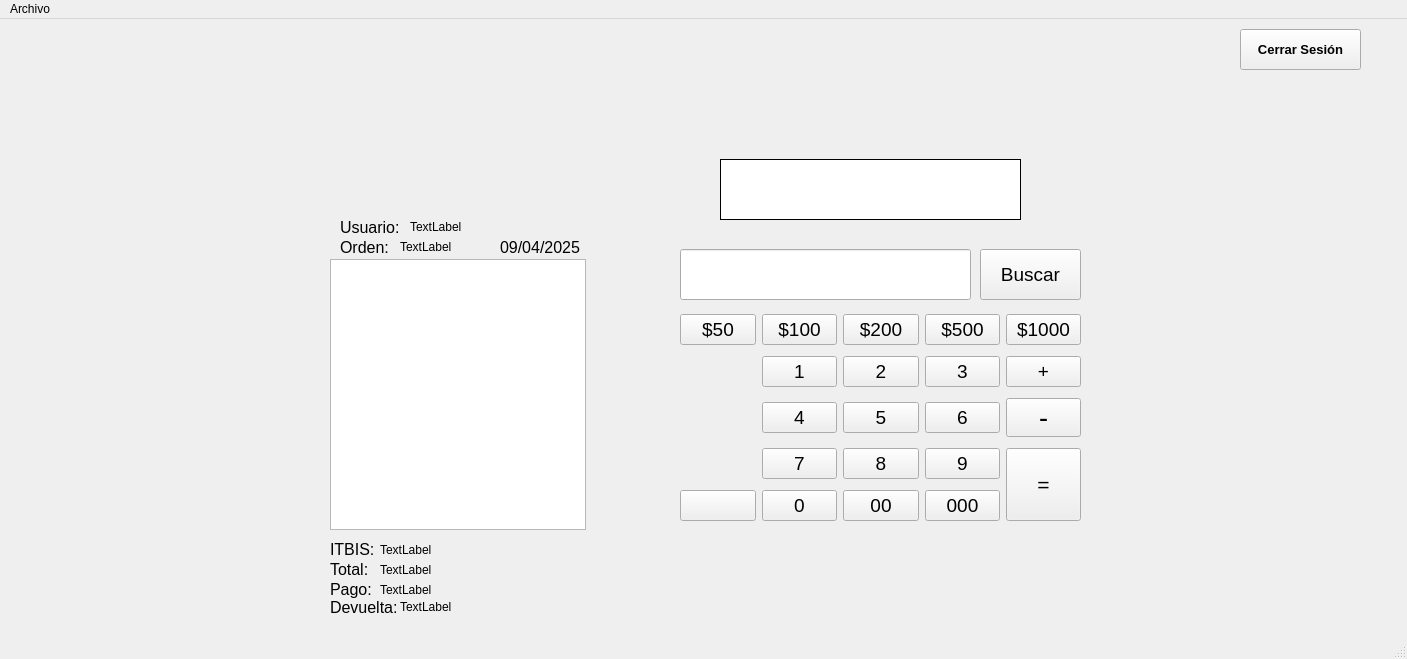
Above: ui/caja.ui from Moises024/sistema_de_caja before the change. Below: the same form after it.
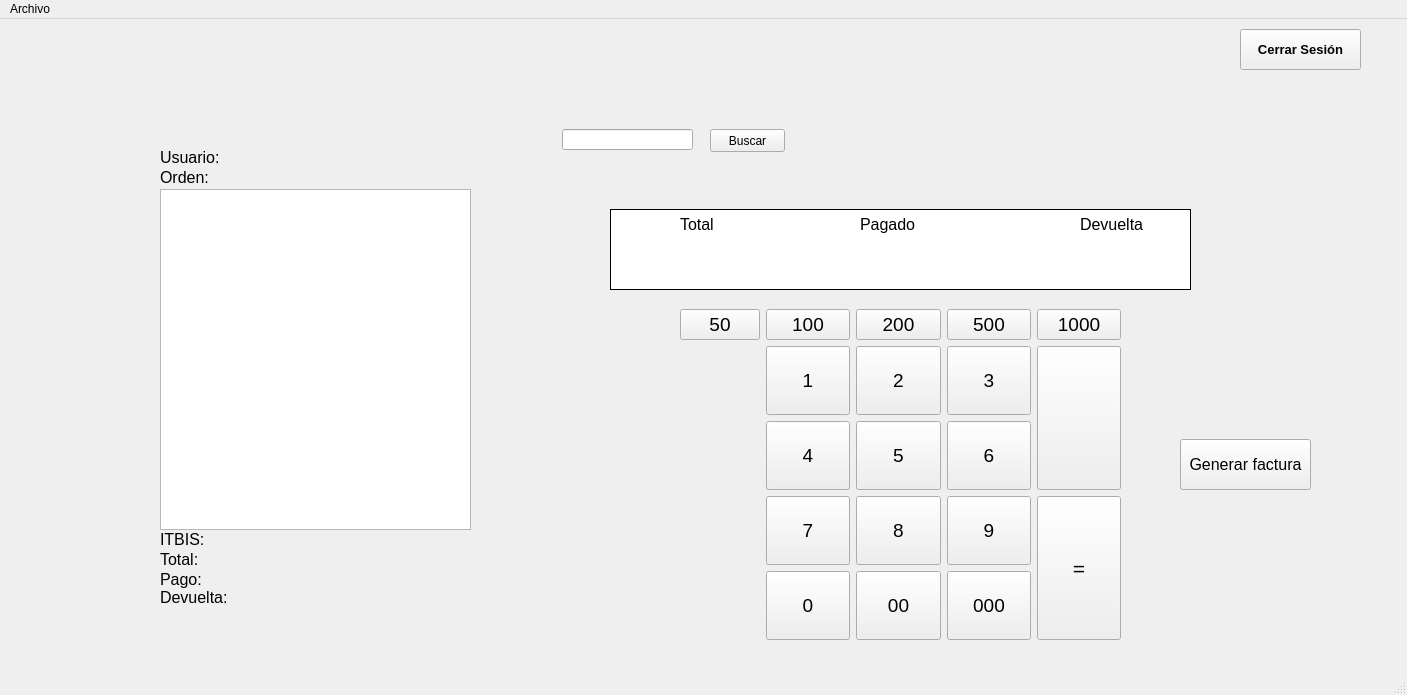
That is the form after the change. Icons and pictures are not drawn.

Commit message: feat/botones de caja

Patch:
```diff
--- a/ui/caja.ui
+++ b/ui/caja.ui
@@ -7,7 +7,7 @@
     <x>0</x>
     <y>0</y>
     <width>1407</width>
-    <height>659</height>
+    <height>695</height>
    </rect>
   </property>
   <property name="windowTitle">
@@ -17,8 +17,8 @@
    <widget class="QLabel" name="label">
     <property name="geometry">
      <rect>
-      <x>340</x>
-      <y>200</y>
+      <x>160</x>
+      <y>130</y>
       <width>71</width>
       <height>16</height>
      </rect>
@@ -37,13 +37,19 @@
      <rect>
       <x>680</x>
       <y>290</y>
-      <width>401</width>
-      <height>218</height>
+      <width>441</width>
+      <height>331</height>
      </rect>
     </property>
     <layout class="QGridLayout" name="gridLayout">
      <item row="4" column="3">
       <widget class="QPushButton" name="btn_000">
+       <property name="sizePolicy">
+        <sizepolicy hsizetype="Expanding" vsizetype="Preferred">
+         <horstretch>0</horstretch>
+         <verstretch>0</verstretch>
+        </sizepolicy>
+       </property>
        <property name="font">
         <font>
          <pointsize>14</pointsize>
@@ -56,6 +62,12 @@
      </item>
      <item row="4" column="1">
       <widget class="QPushButton" name="btn_0">
+       <property name="sizePolicy">
+        <sizepolicy hsizetype="Expanding" vsizetype="Preferred">
+         <horstretch>0</horstretch>
+         <verstretch>0</verstretch>
+        </sizepolicy>
+       </property>
        <property name="font">
         <font>
          <pointsize>14</pointsize>
@@ -69,7 +81,7 @@
      <item row="3" column="4" rowspan="2">
       <widget class="QPushButton" name="btn_igual">
        <property name="sizePolicy">
-        <sizepolicy hsizetype="MinimumExpanding" vsizetype="MinimumExpanding">
+        <sizepolicy hsizetype="MinimumExpanding" vsizetype="Preferred">
          <horstretch>0</horstretch>
          <verstretch>0</verstretch>
         </sizepolicy>
@@ -86,6 +98,12 @@
      </item>
      <item row="2" column="2">
       <widget class="QPushButton" name="btn_5">
+       <property name="sizePolicy">
+        <sizepolicy hsizetype="MinimumExpanding" vsizetype="Preferred">
+         <horstretch>0</horstretch>
+         <verstretch>0</verstretch>
+        </sizepolicy>
+       </property>
        <property name="font">
         <font>
          <pointsize>14</pointsize>
@@ -98,6 +116,12 @@
      </item>
      <item row="1" column="2">
       <widget class="QPushButton" name="btn_2">
+       <property name="sizePolicy">
+        <sizepolicy hsizetype="MinimumExpanding" vsizetype="Preferred">
+         <horstretch>0</horstretch>
+         <verstretch>0</verstretch>
+        </sizepolicy>
+       </property>
        <property name="font">
         <font>
          <pointsize>14</pointsize>
@@ -110,6 +134,12 @@
      </item>
      <item row="2" column="1">
       <widget class="QPushButton" name="btn_4">
+       <property name="sizePolicy">
+        <sizepolicy hsizetype="Minimum" vsizetype="Preferred">
+         <horstretch>0</horstretch>
+         <verstretch>0</verstretch>
+        </sizepolicy>
+       </property>
        <property name="font">
         <font>
          <pointsize>14</pointsize>
@@ -122,6 +152,12 @@
      </item>
      <item row="1" column="3">
       <widget class="QPushButton" name="btn_3">
+       <property name="sizePolicy">
+        <sizepolicy hsizetype="MinimumExpanding" vsizetype="Preferred">
+         <horstretch>0</horstretch>
+         <verstretch>0</verstretch>
+        </sizepolicy>
+       </property>
        <property name="font">
         <font>
          <pointsize>14</pointsize>
@@ -134,6 +170,12 @@
      </item>
      <item row="2" column="3">
       <widget class="QPushButton" name="btn_6">
+       <property name="sizePolicy">
+        <sizepolicy hsizetype="MinimumExpanding" vsizetype="Preferred">
+         <horstretch>0</horstretch>
+         <verstretch>0</verstretch>
+        </sizepolicy>
+       </property>
        <property name="font">
         <font>
          <pointsize>14</pointsize>
@@ -146,6 +188,12 @@
      </item>
      <item row="3" column="2">
       <widget class="QPushButton" name="btn_8">
+       <property name="sizePolicy">
+        <sizepolicy hsizetype="MinimumExpanding" vsizetype="Preferred">
+         <horstretch>0</horstretch>
+         <verstretch>0</verstretch>
+        </sizepolicy>
+       </property>
        <property name="font">
         <font>
          <pointsize>14</pointsize>
@@ -156,18 +204,6 @@
        </property>
       </widget>
      </item>
-     <item row="1" column="4">
-      <widget class="QPushButton" name="btn_suma">
-       <property name="font">
-        <font>
-         <pointsize>14</pointsize>
-        </font>
-       </property>
-       <property name="text">
-        <string>+</string>
-       </property>
-      </widget>
-     </item>
      <item row="0" column="0">
       <widget class="QPushButton" name="btn_valor_1">
        <property name="font">
@@ -176,7 +212,7 @@
         </font>
        </property>
        <property name="text">
-        <string>$50</string>
+        <string>50</string>
        </property>
       </widget>
      </item>
@@ -188,12 +224,18 @@
         </font>
        </property>
        <property name="text">
-        <string>$1000</string>
+        <string>1000</string>
        </property>
       </widget>
      </item>
      <item row="1" column="1">
       <widget class="QPushButton" name="btn_1">
+       <property name="sizePolicy">
+        <sizepolicy hsizetype="MinimumExpanding" vsizetype="Preferred">
+         <horstretch>0</horstretch>
+         <verstretch>0</verstretch>
+        </sizepolicy>
+       </property>
        <property name="font">
         <font>
          <pointsize>14</pointsize>
@@ -212,29 +254,7 @@
         </font>
        </property>
        <property name="text">
-        <string>$500</string>
-       </property>
-      </widget>
-     </item>
-     <item row="4" column="0">
-      <widget class="QPushButton" name="btn_borrar">
-       <property name="font">
-        <font>
-         <pointsize>14</pointsize>
-        </font>
-       </property>
-       <property name="text">
-        <string/>
-       </property>
-       <property name="icon">
-        <iconset>
-         <normaloff>../img/elimina.png</normaloff>../img/elimina.png</iconset>
-       </property>
-       <property name="iconSize">
-        <size>
-         <width>30</width>
-         <height>24</height>
-        </size>
+        <string>500</string>
        </property>
       </widget>
      </item>
@@ -246,7 +266,7 @@
         </font>
        </property>
        <property name="text">
-        <string>$100</string>
+        <string>100</string>
        </property>
       </widget>
      </item>
@@ -258,12 +278,18 @@
         </font>
        </property>
        <property name="text">
-        <string>$200</string>
+        <string>200</string>
        </property>
       </widget>
      </item>
      <item row="3" column="1">
       <widget class="QPushButton" name="btn_7">
+       <property name="sizePolicy">
+        <sizepolicy hsizetype="MinimumExpanding" vsizetype="Preferred">
+         <horstretch>0</horstretch>
+         <verstretch>0</verstretch>
+        </sizepolicy>
+       </property>
        <property name="font">
         <font>
          <pointsize>14</pointsize>
@@ -274,20 +300,14 @@
        </property>
       </widget>
      </item>
-     <item row="2" column="4">
-      <widget class="QPushButton" name="btn_resta">
-       <property name="font">
-        <font>
-         <pointsize>20</pointsize>
-        </font>
-       </property>
-       <property name="text">
-        <string>-</string>
-       </property>
-      </widget>
-     </item>
      <item row="4" column="2">
       <widget class="QPushButton" name="btn_00">
+       <property name="sizePolicy">
+        <sizepolicy hsizetype="Expanding" vsizetype="Preferred">
+         <horstretch>0</horstretch>
+         <verstretch>0</verstretch>
+        </sizepolicy>
+       </property>
        <property name="font">
         <font>
          <pointsize>14</pointsize>
@@ -300,6 +320,12 @@
      </item>
      <item row="3" column="3">
       <widget class="QPushButton" name="btn_9">
+       <property name="sizePolicy">
+        <sizepolicy hsizetype="MinimumExpanding" vsizetype="Preferred">
+         <horstretch>0</horstretch>
+         <verstretch>0</verstretch>
+        </sizepolicy>
+       </property>
        <property name="font">
         <font>
          <pointsize>14</pointsize>
@@ -310,13 +336,41 @@
        </property>
       </widget>
      </item>
+     <item row="1" column="4" rowspan="2">
+      <widget class="QPushButton" name="btn_borrar">
+       <property name="sizePolicy">
+        <sizepolicy hsizetype="MinimumExpanding" vsizetype="Preferred">
+         <horstretch>0</horstretch>
+         <verstretch>0</verstretch>
+        </sizepolicy>
+       </property>
+       <property name="font">
+        <font>
+         <pointsize>14</pointsize>
+        </font>
+       </property>
+       <property name="text">
+        <string/>
+       </property>
+       <property name="icon">
+        <iconset>
+         <normaloff>../img/elimina.png</normaloff>../img/elimina.png</iconset>
+       </property>
+       <property name="iconSize">
+        <size>
+         <width>30</width>
+         <height>24</height>
+        </size>
+       </property>
+      </widget>
+     </item>
     </layout>
    </widget>
    <widget class="QLabel" name="label_2">
     <property name="geometry">
      <rect>
-      <x>340</x>
-      <y>220</y>
+      <x>160</x>
+      <y>150</y>
       <width>61</width>
       <height>16</height>
      </rect>
@@ -333,10 +387,10 @@
    <widget class="QLabel" name="pantalla">
     <property name="geometry">
      <rect>
-      <x>720</x>
-      <y>140</y>
-      <width>301</width>
-      <height>61</height>
+      <x>610</x>
+      <y>190</y>
+      <width>581</width>
+      <height>81</height>
      </rect>
     </property>
     <property name="styleSheet">
@@ -351,81 +405,47 @@
    <widget class="QLabel" name="pago">
     <property name="geometry">
      <rect>
-      <x>380</x>
-      <y>560</y>
+      <x>210</x>
+      <y>550</y>
       <width>61</width>
       <height>21</height>
      </rect>
     </property>
     <property name="text">
-     <string>TextLabel</string>
-    </property>
-   </widget>
-   <widget class="QPushButton" name="btn_buscar">
-    <property name="geometry">
-     <rect>
-      <x>980</x>
-      <y>230</y>
-      <width>101</width>
-      <height>51</height>
-     </rect>
-    </property>
-    <property name="font">
-     <font>
-      <pointsize>14</pointsize>
-     </font>
-    </property>
-    <property name="text">
-     <string>Buscar</string>
-    </property>
-    <property name="iconSize">
-     <size>
-      <width>30</width>
-      <height>24</height>
-     </size>
+     <string/>
     </property>
    </widget>
    <widget class="QLabel" name="itbis">
     <property name="geometry">
      <rect>
-      <x>380</x>
-      <y>520</y>
+      <x>210</x>
+      <y>510</y>
       <width>81</width>
       <height>21</height>
      </rect>
     </property>
     <property name="text">
-     <string>TextLabel</string>
+     <string/>
     </property>
    </widget>
    <widget class="QLabel" name="total">
     <property name="geometry">
      <rect>
-      <x>380</x>
-      <y>540</y>
+      <x>210</x>
+      <y>530</y>
       <width>81</width>
       <height>21</height>
      </rect>
     </property>
     <property name="text">
-     <string>TextLabel</string>
-    </property>
-   </widget>
-   <widget class="QLineEdit" name="input_buscar">
-    <property name="geometry">
-     <rect>
-      <x>680</x>
-      <y>230</y>
-      <width>291</width>
-      <height>51</height>
-     </rect>
+     <string/>
     </property>
    </widget>
    <widget class="QLabel" name="label_6">
     <property name="geometry">
      <rect>
-      <x>330</x>
-      <y>580</y>
+      <x>160</x>
+      <y>570</y>
       <width>71</width>
       <height>16</height>
      </rect>
@@ -442,8 +462,8 @@
    <widget class="QLabel" name="label_3">
     <property name="geometry">
      <rect>
-      <x>330</x>
-      <y>520</y>
+      <x>160</x>
+      <y>510</y>
       <width>47</width>
       <height>20</height>
      </rect>
@@ -460,8 +480,8 @@
    <widget class="QLabel" name="fecha">
     <property name="geometry">
      <rect>
-      <x>500</x>
-      <y>220</y>
+      <x>380</x>
+      <y>150</y>
       <width>91</width>
       <height>16</height>
      </rect>
@@ -472,63 +492,63 @@
      </font>
     </property>
     <property name="text">
-     <string>09/04/2025</string>
+     <string/>
     </property>
    </widget>
    <widget class="QLabel" name="nombre_usuario">
     <property name="geometry">
      <rect>
-      <x>410</x>
-      <y>200</y>
+      <x>230</x>
+      <y>130</y>
       <width>71</width>
       <height>16</height>
      </rect>
     </property>
     <property name="text">
-     <string>TextLabel</string>
+     <string/>
     </property>
    </widget>
    <widget class="QLabel" name="no_orden">
     <property name="geometry">
      <rect>
-      <x>400</x>
-      <y>220</y>
+      <x>220</x>
+      <y>150</y>
       <width>61</width>
       <height>16</height>
      </rect>
     </property>
     <property name="text">
-     <string>TextLabel</string>
+     <string/>
     </property>
    </widget>
    <widget class="QListView" name="lista_articulo">
     <property name="geometry">
      <rect>
-      <x>330</x>
-      <y>240</y>
-      <width>256</width>
-      <height>271</height>
+      <x>160</x>
+      <y>170</y>
+      <width>311</width>
+      <height>341</height>
      </rect>
     </property>
    </widget>
    <widget class="QLabel" name="devuelta">
     <property name="geometry">
      <rect>
-      <x>400</x>
-      <y>580</y>
+      <x>230</x>
+      <y>570</y>
       <width>71</width>
       <height>16</height>
      </rect>
     </property>
     <property name="text">
-     <string>TextLabel</string>
+     <string/>
     </property>
    </widget>
    <widget class="QLabel" name="label_7">
     <property name="geometry">
      <rect>
-      <x>330</x>
-      <y>560</y>
+      <x>160</x>
+      <y>550</y>
       <width>51</width>
       <height>21</height>
      </rect>
@@ -545,8 +565,8 @@
    <widget class="QLabel" name="label_4">
     <property name="geometry">
      <rect>
-      <x>330</x>
-      <y>540</y>
+      <x>160</x>
+      <y>530</y>
       <width>51</width>
       <height>21</height>
      </rect>
@@ -584,6 +604,193 @@
       <normaloff>../img/cerrar-removebg-preview.png</normaloff>../img/cerrar-removebg-preview.png</iconset>
     </property>
    </widget>
+   <widget class="QLabel" name="label_5">
+    <property name="geometry">
+     <rect>
+      <x>680</x>
+      <y>190</y>
+      <width>47</width>
+      <height>31</height>
+     </rect>
+    </property>
+    <property name="font">
+     <font>
+      <pointsize>12</pointsize>
+     </font>
+    </property>
+    <property name="text">
+     <string>Total</string>
+    </property>
+   </widget>
+   <widget class="QLabel" name="label_8">
+    <property name="geometry">
+     <rect>
+      <x>860</x>
+      <y>190</y>
+      <width>61</width>
+      <height>31</height>
+     </rect>
+    </property>
+    <property name="font">
+     <font>
+      <pointsize>12</pointsize>
+     </font>
+    </property>
+    <property name="text">
+     <string>Pagado</string>
+    </property>
+   </widget>
+   <widget class="QLabel" name="precio_total">
+    <property name="geometry">
+     <rect>
+      <x>620</x>
+      <y>220</y>
+      <width>161</width>
+      <height>41</height>
+     </rect>
+    </property>
+    <property name="font">
+     <font>
+      <pointsize>22</pointsize>
+     </font>
+    </property>
+    <property name="text">
+     <string/>
+    </property>
+    <property name="alignment">
+     <set>Qt::AlignCenter</set>
+    </property>
+   </widget>
+   <widget class="QLabel" name="monto_pagado">
+    <property name="geometry">
+     <rect>
+      <x>810</x>
+      <y>220</y>
+      <width>151</width>
+      <height>41</height>
+     </rect>
+    </property>
+    <property name="font">
+     <font>
+      <pointsize>22</pointsize>
+     </font>
+    </property>
+    <property name="text">
+     <string/>
+    </property>
+    <property name="alignment">
+     <set>Qt::AlignCenter</set>
+    </property>
+   </widget>
+   <widget class="QLabel" name="label_9">
+    <property name="geometry">
+     <rect>
+      <x>1080</x>
+      <y>190</y>
+      <width>101</width>
+      <height>31</height>
+     </rect>
+    </property>
+    <property name="font">
+     <font>
+      <pointsize>12</pointsize>
+     </font>
+    </property>
+    <property name="text">
+     <string>Devuelta</string>
+    </property>
+   </widget>
+   <widget class="QLabel" name="devuelta_2">
+    <property name="geometry">
+     <rect>
+      <x>1040</x>
+      <y>220</y>
+      <width>141</width>
+      <height>41</height>
+     </rect>
+    </property>
+    <property name="font">
+     <font>
+      <pointsize>22</pointsize>
+     </font>
+    </property>
+    <property name="contextMenuPolicy">
+     <enum>Qt::NoContextMenu</enum>
+    </property>
+    <property name="text">
+     <string/>
+    </property>
+    <property name="alignment">
+     <set>Qt::AlignCenter</set>
+    </property>
+   </widget>
+   <widget class="QPushButton" name="generar_factura">
+    <property name="geometry">
+     <rect>
+      <x>1180</x>
+      <y>420</y>
+      <width>131</width>
+      <height>51</height>
+     </rect>
+    </property>
+    <property name="font">
+     <font>
+      <pointsize>12</pointsize>
+     </font>
+    </property>
+    <property name="text">
+     <string>Generar factura</string>
+    </property>
+   </widget>
+   <widget class="QLineEdit" name="lineEdit">
+    <property name="geometry">
+     <rect>
+      <x>562</x>
+      <y>110</y>
+      <width>131</width>
+      <height>21</height>
+     </rect>
+    </property>
+   </widget>
+   <widget class="QPushButton" name="pushButton">
+    <property name="geometry">
+     <rect>
+      <x>710</x>
+      <y>110</y>
+      <width>75</width>
+      <height>23</height>
+     </rect>
+    </property>
+    <property name="text">
+     <string>Buscar</string>
+    </property>
+   </widget>
+   <zorder>label</zorder>
+   <zorder>gridLayoutWidget</zorder>
+   <zorder>label_2</zorder>
+   <zorder>pantalla</zorder>
+   <zorder>pago</zorder>
+   <zorder>itbis</zorder>
+   <zorder>total</zorder>
+   <zorder>label_6</zorder>
+   <zorder>label_3</zorder>
+   <zorder>fecha</zorder>
+   <zorder>nombre_usuario</zorder>
+   <zorder>no_orden</zorder>
+   <zorder>lista_articulo</zorder>
+   <zorder>devuelta</zorder>
+   <zorder>label_7</zorder>
+   <zorder>label_4</zorder>
+   <zorder>btn_cerrar</zorder>
+   <zorder>label_5</zorder>
+   <zorder>label_8</zorder>
+   <zorder>devuelta_2</zorder>
+   <zorder>label_9</zorder>
+   <zorder>generar_factura</zorder>
+   <zorder>monto_pagado</zorder>
+   <zorder>precio_total</zorder>
+   <zorder>lineEdit</zorder>
+   <zorder>pushButton</zorder>
   </widget>
   <widget class="QStatusBar" name="statusbar"/>
   <widget class="QMenuBar" name="menubar">
```
The commit also changes 5 other files.
